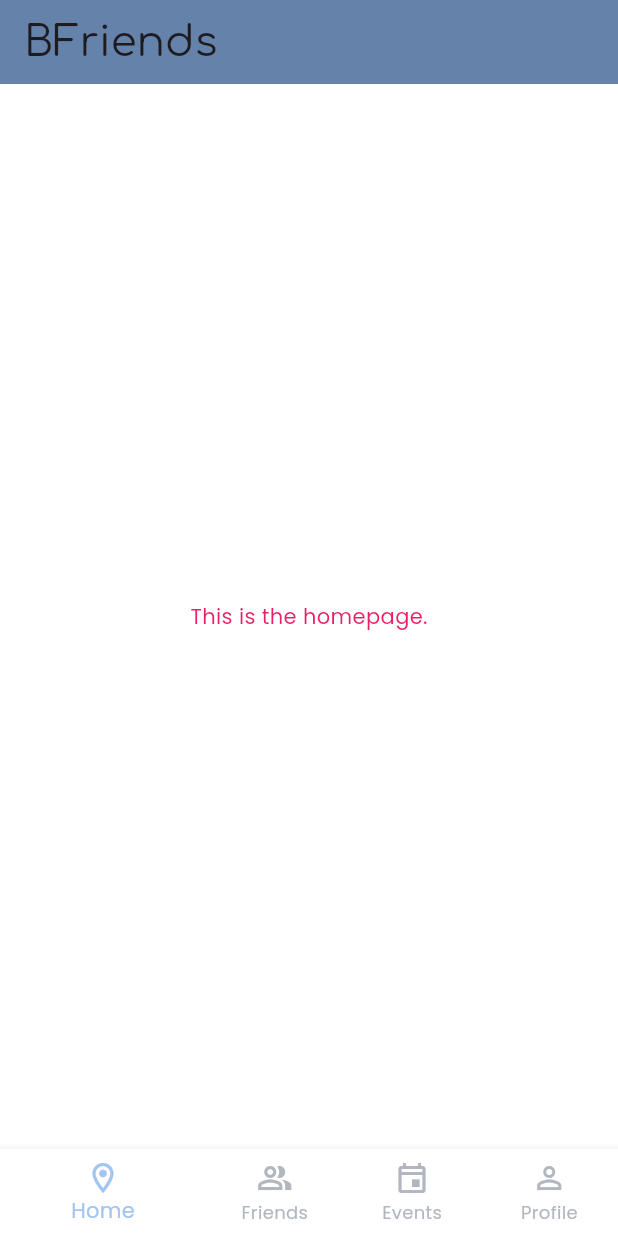
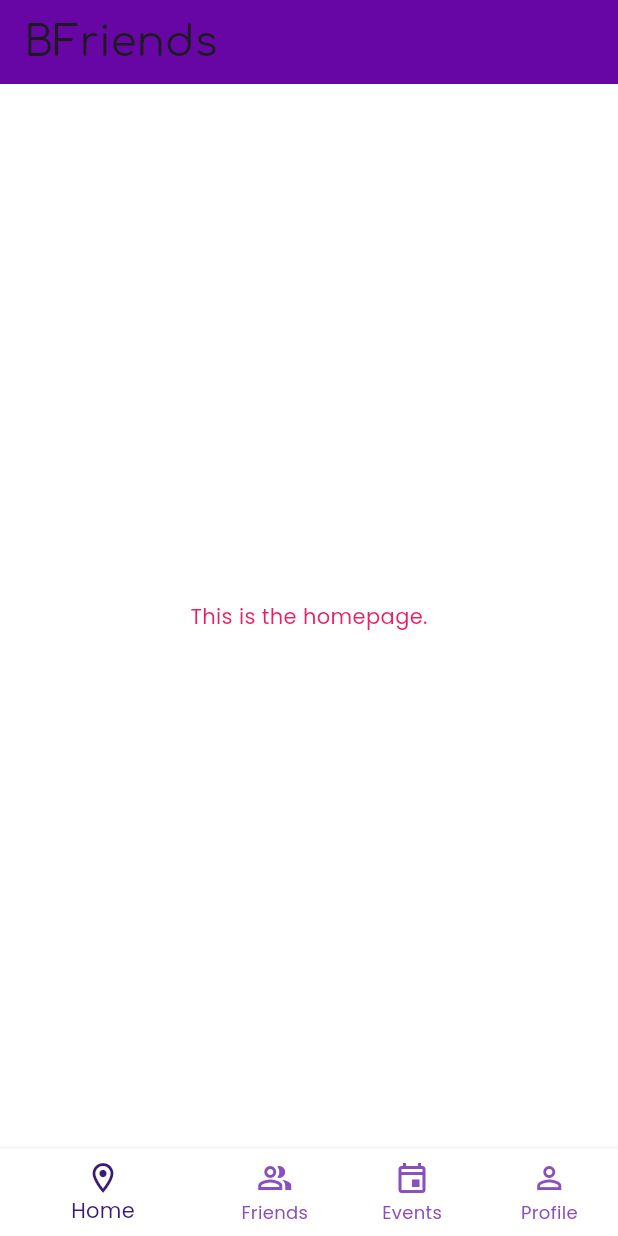
Before and after one commit to BFriends-inc/BFriends-app, a Flutter app: the screen it shows after launch, on a phone screen of 412 x 824 dp. Run offline on Flutter 3.47's test engine with Material 3 defaults, Android fonts, the phone set to English and light mode, and no system bars; our stand-ins replace go_router, google_fonts.

Commit message:
change theme

```diff
--- a/lib/theme/theme.dart
+++ b/lib/theme/theme.dart
@@ -5,9 +5,9 @@ ThemeData lightMode = ThemeData(
   brightness: Brightness.light,
   colorScheme: const ColorScheme.light(
     background: Color(0xFFFFFFFF),
-    primary: Color(0xFF6582AA),
-    secondary: Color(0xFFA3C5F1),
-    tertiary: Color(0xFFB2B7BF),
+    primary: Color.fromARGB(255, 103, 6, 164),
+    secondary: Color.fromARGB(255, 57, 26, 120),
+    tertiary: Color.fromARGB(255, 137, 79, 190),
   ),
   primaryTextTheme: GoogleFonts.comfortaaTextTheme(),
   textTheme: GoogleFonts.poppinsTextTheme(),
```
Also changed, not shown: 10 other files.
